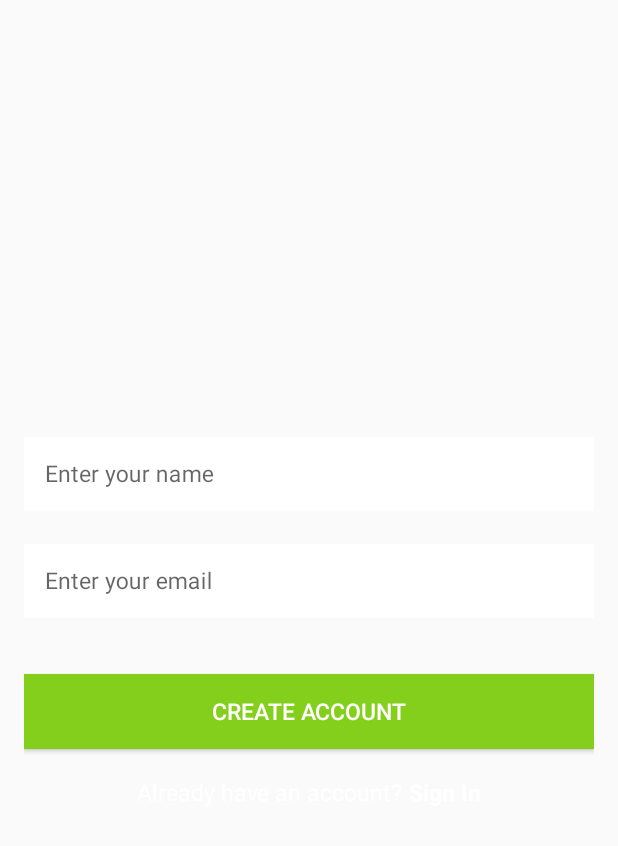
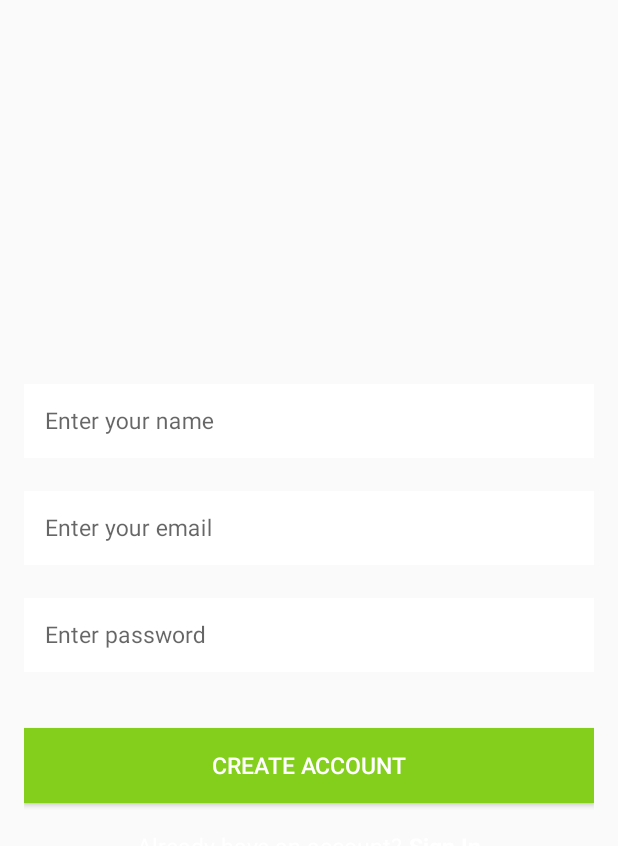
Before and after one commit to RawanHamad/ShoppingListPlusPlus, an Android app: the layout activity_create_account.xml on its own in the app's theme, with its tools: preview values and no code run, on a phone screen of 412 x 824 dp. Shown: the top 846 px of the screen. Run offline under Robolectric (Android 15) with nearby library versions, the phone set to English and light mode, and no system bars.

Commit message:
create account with email and password

```diff
--- a/app/build.gradle
+++ b/app/build.gradle
@@ -51,6 +51,8 @@ dependencies {
 
     //Firebase
     compile 'com.google.firebase:firebase-database:10.0.1'
+    compile 'com.google.firebase:firebase-auth:10.0.1'
+
 
     //Firebase UI
     compile 'com.firebaseui:firebase-ui:1.0.1'
--- a/app/src/main/res/layout-land/activity_create_account.xml
+++ b/app/src/main/res/layout-land/activity_create_account.xml
@@ -49,7 +49,7 @@
             android:layout_width="match_parent"
             android:layout_height="wrap_content"
             app:hintTextAppearance="@style/HintText"
-            android:layout_marginBottom="@dimen/margin_normal">
+            android:layout_marginBottom="@dimen/lists_title_bottom_margin">
 
             <EditText
                 android:id="@+id/edit_text_email_create"
@@ -59,6 +59,27 @@
                 android:hint="@string/hint_enter_email"
                 android:imeOptions="flagNoExtractUi"
                 android:inputType="textEmailAddress"
+                android:padding="@dimen/edit_text_padding_land"
+                android:textColor="@color/black"
+                android:textColorHint="@color/dark_grey"
+                android:textSize="@dimen/login_buttons_text_size" />
+        </android.support.design.widget.TextInputLayout>
+
+        <android.support.design.widget.TextInputLayout
+            android:id="@+id/til_password_create"
+            android:layout_width="match_parent"
+            android:layout_height="wrap_content"
+            app:hintTextAppearance="@style/HintText"
+            android:layout_marginBottom="@dimen/margin_normal">
+
+            <EditText
+                android:id="@+id/edit_text_password_create"
+                android:layout_width="match_parent"
+                android:layout_height="wrap_content"
+                android:background="@android:color/white"
+                android:hint="@string/hint_enter_password"
+                android:imeOptions="flagNoExtractUi"
+                android:inputType="textPassword"
                 android:padding="@dimen/edit_text_padding_land"
                 android:textColor="@color/black"
                 android:textColorHint="@color/dark_grey"
--- a/app/src/main/res/layout/activity_create_account.xml
+++ b/app/src/main/res/layout/activity_create_account.xml
@@ -48,7 +48,7 @@
             android:layout_width="match_parent"
             android:layout_height="wrap_content"
             app:hintTextAppearance="@style/HintText"
-            android:layout_marginBottom="@dimen/margin_normal">
+            android:layout_marginBottom="@dimen/lists_title_bottom_margin">
 
             <EditText
                 android:id="@+id/edit_text_email_create"
@@ -57,6 +57,27 @@
                 android:background="@android:color/white"
                 android:hint="@string/hint_enter_email"
                 android:inputType="textEmailAddress"
+                android:padding="@dimen/edit_text_padding"
+                android:textColor="@color/black"
+                android:textColorHint="@color/dark_grey"
+                android:textSize="@dimen/login_buttons_text_size" />
+        </android.support.design.widget.TextInputLayout>
+
+
+        <android.support.design.widget.TextInputLayout
+            android:id="@+id/til_password_create"
+            android:layout_width="match_parent"
+            android:layout_height="wrap_content"
+            app:hintTextAppearance="@style/HintText"
+            android:layout_marginBottom="@dimen/margin_normal">
+
+            <EditText
+                android:id="@+id/edit_text_password_create"
+                android:layout_width="match_parent"
+                android:layout_height="wrap_content"
+                android:background="@android:color/white"
+                android:hint="@string/hint_enter_password"
+                android:inputType="textPassword"
                 android:padding="@dimen/edit_text_padding"
                 android:textColor="@color/black"
                 android:textColorHint="@color/dark_grey"
```
Also changed, not shown: app/src/main/AndroidManifest.xml (+15 -3 lines), app/src/main/java/com/rawan/android/shoppinglist/ui/login/CreateAccountActivity.java (added, +189 -0 lines), app/src/main/java/com/rawan/android/shoppinglist/ui/login/LoginActivity.java (added, +310 -0 lines).
